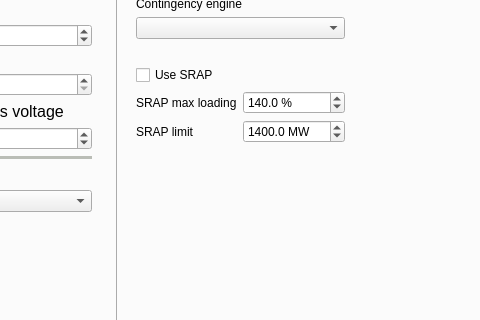
Above: src/GridCal/Gui/Main/MainWindow.ui from SanPen/GridCal before the change; both pictures show x 102 to 582 and y 136 to 456 of the 1392 by 807 pixel window. Below: the same form after it.
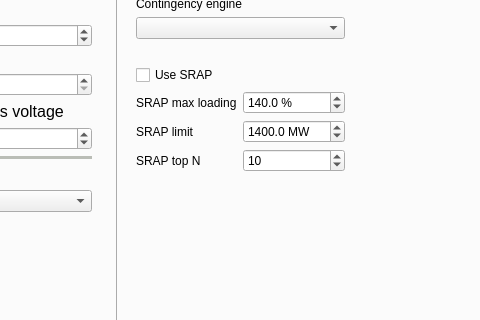
That is the form after the change. The open tabs and pages were chosen to show the change. Icons and pictures are not drawn.

Commit message:
Implemented the top_n contingency option in the GUI and the logic
Removed unused maxVoltageModuleStepSpinBox, maxVoltageAngleStepSpinBox

What changed in the file:
```diff
--- a/src/GridCal/Gui/Main/MainWindow.ui
+++ b/src/GridCal/Gui/Main/MainWindow.ui
@@ -5558,6 +5558,29 @@
                  </property>
                 </widget>
                </item>
+               <item row="11" column="0">
+                <widget class="QLabel" name="label_132">
+                 <property name="toolTip">
+                  <string>Maximum number of generation nodes to participate in the SRAP</string>
+                 </property>
+                 <property name="text">
+                  <string>SRAP top N</string>
+                 </property>
+                </widget>
+               </item>
+               <item row="11" column="1">
+                <widget class="QSpinBox" name="srap_top_n_SpinBox">
+                 <property name="minimum">
+                  <number>1</number>
+                 </property>
+                 <property name="maximum">
+                  <number>9999999</number>
+                 </property>
+                 <property name="value">
+                  <number>10</number>
+                 </property>
+                </widget>
+               </item>
               </layout>
              </widget>
             </item>
```
The commit also changes 7 other files.
